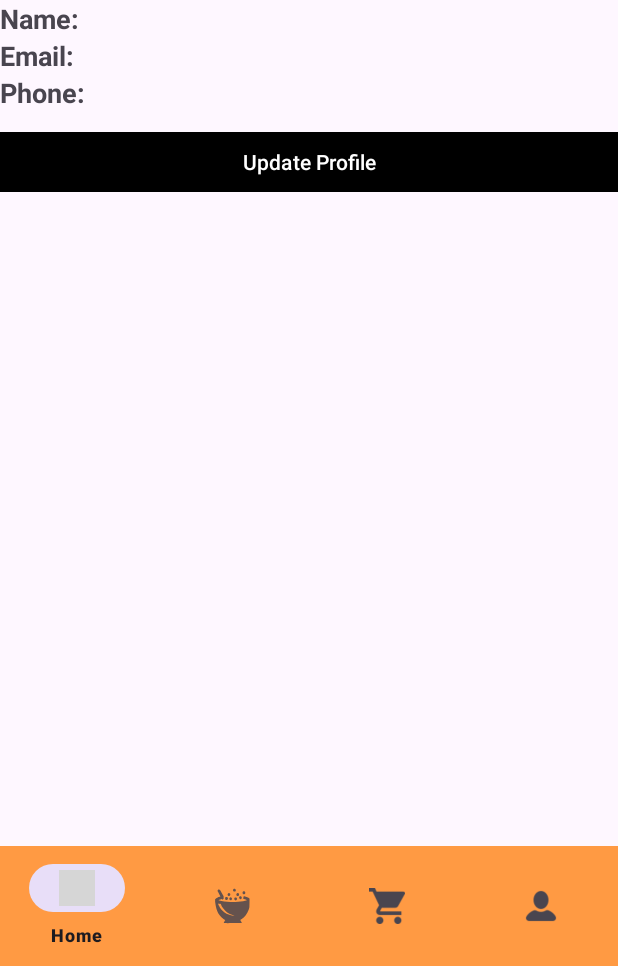
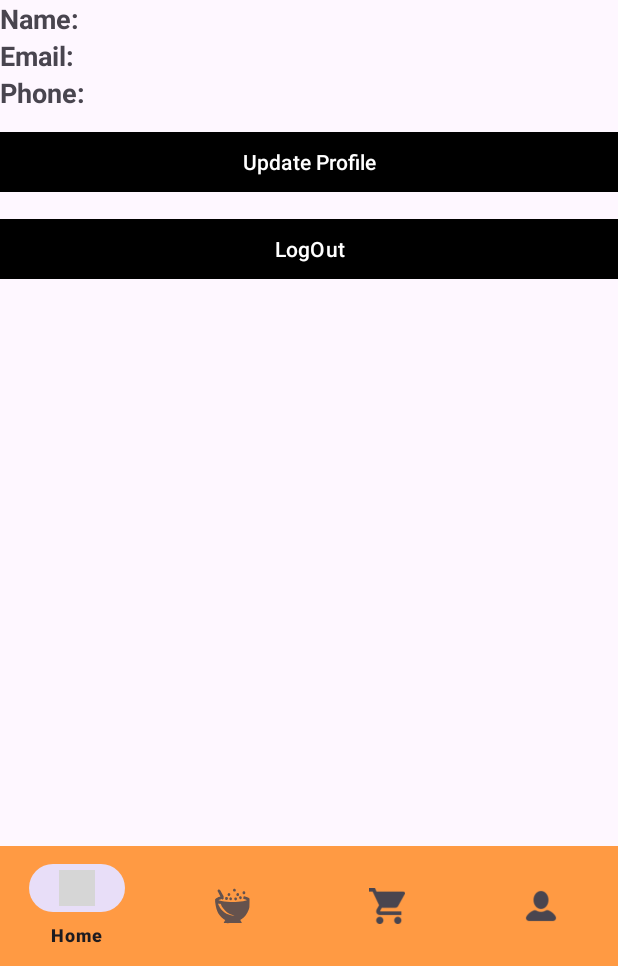
Before and after one commit to vinayparihar26/restaurant-_petpujja_app, an Android app: the fragment ProfileFragment placed in its activity, on a phone screen of 412 x 824 dp, the part 270-1236 px from its top. Run offline under Robolectric (Android 15) with nearby library versions, the phone set to English and light mode, and no system bars; our stand-ins replace sdp/ssp sizes; pictures from the network do not load; 2 statements that could not run were skipped; grey boxes are pictures that could not be loaded.

Commit message:
# Added logout functionality

```diff
--- a/app/src/main/res/layout/fragment_profile.xml
+++ b/app/src/main/res/layout/fragment_profile.xml
@@ -1,20 +1,20 @@
 <?xml version="1.0" encoding="utf-8"?>
 <LinearLayout xmlns:android="http://schemas.android.com/apk/res/android"
+    xmlns:app="http://schemas.android.com/apk/res-auto"
     xmlns:tools="http://schemas.android.com/tools"
     android:layout_width="match_parent"
     android:layout_height="match_parent"
-    xmlns:app="http://schemas.android.com/apk/res-auto"
-    tools:context=".fragments.ProfileFragment"
-    android:orientation="vertical">
+    android:orientation="vertical"
+    tools:context=".fragments.ProfileFragment">
 
     <ImageView
         android:id="@+id/ivUserProfile"
         android:layout_width="100dp"
         android:layout_height="100dp"
+        android:layout_gravity="center"
         android:layout_marginTop="16dp"
         android:scaleType="centerCrop"
-        android:src="@drawable/ic_launcher_foreground"
-        android:layout_gravity="center"/>
+        android:src="@drawable/ic_launcher_foreground" />
 
 
     <TextView
@@ -23,7 +23,7 @@
         android:layout_height="wrap_content"
         android:text="Name: "
         android:textSize="18sp"
-        android:textStyle="bold"/>
+        android:textStyle="bold" />
 
     <TextView
         android:id="@+id/tvUserEmail"
@@ -31,7 +31,7 @@
         android:layout_height="wrap_content"
         android:text="Email: "
         android:textSize="18sp"
-        android:textStyle="bold"/>
+        android:textStyle="bold" />
 
     <TextView
         android:id="@+id/tvUserPhone"
@@ -39,16 +39,25 @@
         android:layout_height="wrap_content"
         android:text="Phone: "
         android:textSize="18sp"
-        android:textStyle="bold"/>
+        android:textStyle="bold" />
 
     <com.google.android.material.button.MaterialButton
         android:id="@+id/updateProfile"
         android:layout_width="match_parent"
         android:layout_height="wrap_content"
+        android:layout_marginTop="10dp"
+        android:backgroundTint="@color/black"
         android:text="Update Profile"
-        app:cornerRadius="0dp"
+        app:cornerRadius="0dp" />
+
+    <com.google.android.material.button.MaterialButton
+        android:id="@+id/btnLogout"
+        android:layout_width="match_parent"
+        android:layout_height="wrap_content"
         android:layout_marginTop="10dp"
-        android:backgroundTint="@color/black"/>
+        android:backgroundTint="@color/black"
+        android:text="LogOut"
+        app:cornerRadius="0dp" />
 
 
 </LinearLayout>
```
